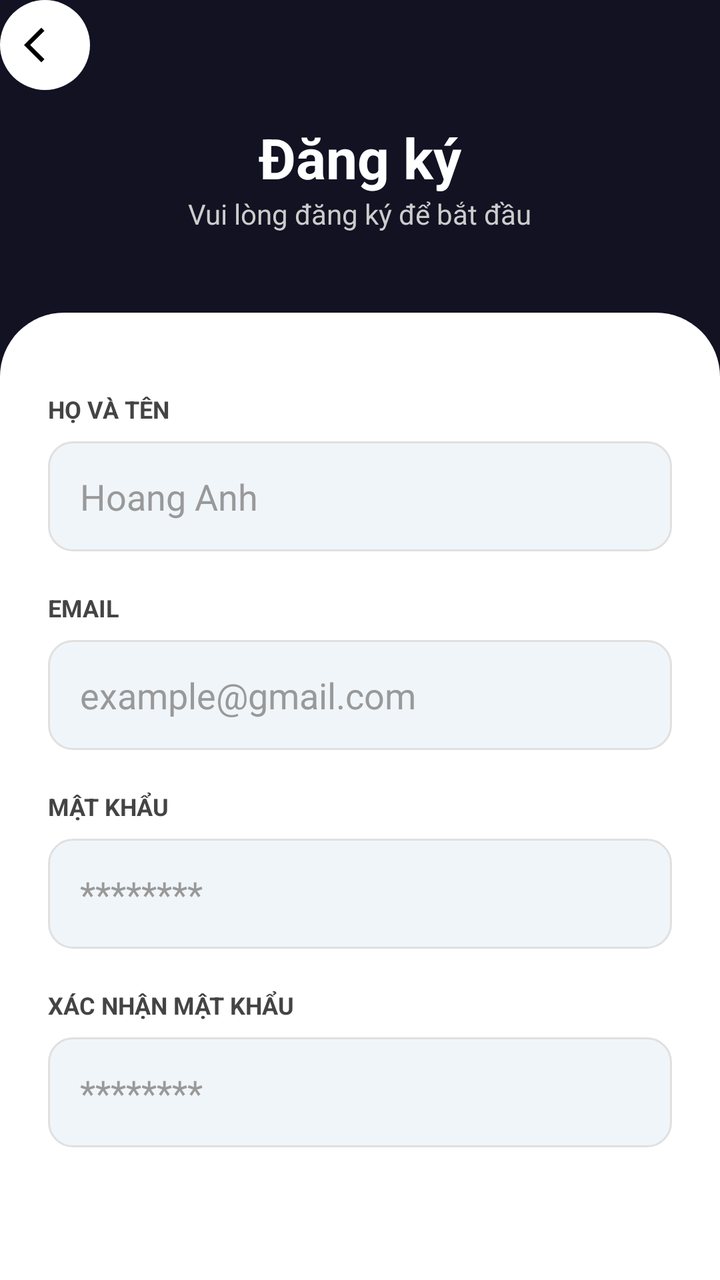
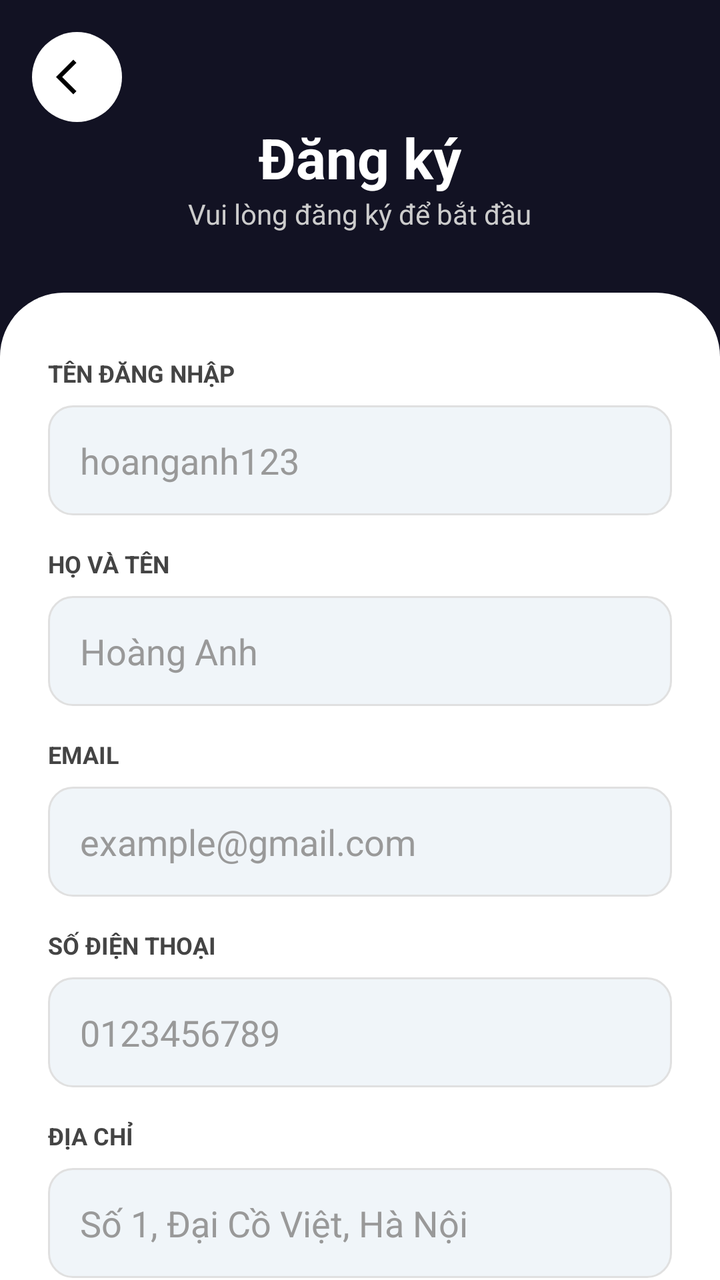

The first picture is an Android layout as it rendered before a commit; the second is the same layout after the commit. The layout source and the unified diff follow.
<!-- AndroidManifest.xml: application theme Theme.NHOM33 -->
<!-- res/layout/signup.xml -->
<androidx.constraintlayout.widget.ConstraintLayout
    xmlns:android="http://schemas.android.com/apk/res/android"
    xmlns:app="http://schemas.android.com/apk/res-auto"
    xmlns:tools="http://schemas.android.com/tools"
    android:id="@+id/main"
    android:layout_width="match_parent"
    android:layout_height="match_parent"
    android:background="#121223">
    <ImageButton
        android:id="@+id/btnback"
        android:layout_width="45dp"
        android:layout_height="45dp"
        android:layout_margin="16dp"
        android:background="@drawable/bg_circle_back"
        android:src="@drawable/baseline_arrow_back_ios_24"

        android:padding="12dp"
        android:scaleType="fitCenter" />

    <TextView
        android:id="@+id/tvSignUp"
        android:layout_width="wrap_content"
        android:layout_height="wrap_content"
        android:text="Đăng ký"
        android:textColor="#FFFFFF"
        android:textSize="28sp"
        android:textStyle="bold"
        android:layout_marginTop="60dp"
        app:layout_constraintEnd_toEndOf="parent"
        app:layout_constraintStart_toStartOf="parent"
        app:layout_constraintTop_toTopOf="parent" />

    <TextView
        android:id="@+id/tvSub"
        android:layout_width="wrap_content"
        android:layout_height="wrap_content"
        android:text="Vui lòng đăng ký để bắt đầu"
        android:textColor="#CCCCCC"
        app:layout_constraintEnd_toEndOf="parent"
        app:layout_constraintStart_toStartOf="parent"
        app:layout_constraintTop_toBottomOf="@id/tvSignUp" />

    <LinearLayout
        android:layout_width="match_parent"
        android:layout_height="0dp"
        android:layout_marginTop="40dp"

        android:orientation="vertical"
        android:padding="24dp"
        android:background="@drawable/bg_white_card_top_rounded"
        app:layout_constraintBottom_toBottomOf="parent"
        app:layout_constraintTop_toBottomOf="@id/tvSub">

        <TextView
            android:layout_width="wrap_content"
            android:layout_height="wrap_content"
            android:text="HỌ VÀ TÊN"
            android:textSize="12sp"
            android:textStyle="bold"
            android:layout_marginTop="16dp"
            android:textColor="#444444"/>

        <EditText
            android:id="@+id/etName"
            android:layout_width="match_parent"
            android:layout_height="55dp"
            android:layout_marginTop="8dp"
            android:hint="Hoang Anh"
            android:paddingLeft="16dp"
            android:paddingRight="16dp"
            android:textColorHint="#999999"
            android:background="@drawable/input_field_bg"
            android:inputType="textPersonName" />

        <TextView
            android:layout_width="wrap_content"
            android:layout_height="wrap_content"
            android:text="EMAIL"
            android:textSize="12sp"
            android:textStyle="bold"
            android:layout_marginTop="20dp"
            android:textColor="#444444"/>

        <EditText
            android:id="@+id/etEmail"
            android:layout_width="match_parent"
            android:layout_height="55dp"
            android:layout_marginTop="8dp"
            android:hint="example@gmail.com"
            android:paddingLeft="16dp"
            android:paddingRight="16dp"
            android:textColorHint="#999999"
            android:background="@drawable/input_field_bg"
            android:inputType="textEmailAddress" />
        <TextView
            android:layout_width="wrap_content"
            android:layout_height="wrap_content"
            android:text="MẬT KHẨU"
            android:textSize="12sp"
            android:textStyle="bold"
            android:layout_marginTop="20dp"
            android:textColor="#444444"/>

        <EditText
            android:id="@+id/etPassword"
            android:layout_width="match_parent"
            android:layout_height="55dp"
            android:layout_marginTop="8dp"
            android:hint="********"
            android:paddingLeft="16dp"
            android:paddingRight="16dp"
            android:textColorHint="#999999"
            android:background="@drawable/input_field_bg"
            android:inputType="textEmailAddress" />
        <TextView
            android:layout_width="wrap_content"
            android:layout_height="wrap_content"
            android:text="XÁC NHẬN MẬT KHẨU"
            android:textSize="12sp"
            android:textStyle="bold"
            android:layout_marginTop="20dp"
            android:textColor="#444444"/>

        <EditText
            android:id="@+id/etConfirmPassword"
            android:layout_width="match_parent"
            android:layout_height="55dp"
            android:layout_marginTop="8dp"
            android:hint="********"
            android:paddingLeft="16dp"
            android:paddingRight="16dp"
            android:textColorHint="#999999"
            android:background="@drawable/input_field_bg"
            android:inputType="textEmailAddress" />

        <Button
            android:id="@+id/btnSignUp"
            android:layout_width="match_parent"
            android:layout_height="60dp"
            android:layout_marginTop="40dp"
            android:backgroundTint="#FF7A30"
            android:text="ĐĂNG KÝ"
            android:textColor="#FFFFFF"
            android:textStyle="bold"
            app:cornerRadius="12dp" />

    </LinearLayout>

</androidx.constraintlayout.widget.ConstraintLayout>
<!-- resources referenced by this layout -->
<resources>
  <!-- drawable baseline_arrow_back_ios_24 (drawable) -->
  <vector xmlns:android="http://schemas.android.com/apk/res/android" android:autoMirrored="true" android:height="24dp" android:tint="#000000" android:viewportHeight="24" android:viewportWidth="24" android:width="24dp">
        
      <path android:fillColor="@android:color/white" android:pathData="M11.67,3.87L9.9,2.1 0,12l9.9,9.9 1.77,-1.77L3.54,12z"/>
      
  </vector>
  <!-- drawable bg_circle_back (drawable) -->
  <?xml version="1.0" encoding="utf-8"?>
  <shape xmlns:android="http://schemas.android.com/apk/res/android"
      android:shape="oval"> 
      <solid android:color="#FFFFFF"/> 
      <size android:width="40dp" android:height="40dp"/> 
  </shape>
  <!-- drawable bg_white_card_top_rounded (drawable) -->
  <?xml version="1.0" encoding="utf-8"?>
  <shape xmlns:android="http://schemas.android.com/apk/res/android">
      <solid android:color="#FFFFFF" />
  
      <corners
          android:topLeftRadius="32dp"
          android:topRightRadius="32dp"
          android:bottomLeftRadius="0dp"
          android:bottomRightRadius="0dp" />
  </shape>
  <!-- drawable input_field_bg (drawable) -->
  <?xml version="1.0" encoding="utf-8"?>
  <shape xmlns:android="http://schemas.android.com/apk/res/android">
      <solid android:color="#F0F5F9" />
  
      <corners android:radius="12dp" />
  
      <stroke
          android:width="1dp"
          android:color="#E0E0E0" />
  </shape>
  <style name="Theme.NHOM33" parent="Base.Theme.NHOM33" />
  <style name="Base.Theme.NHOM33" parent="Theme.Material3.DayNight.NoActionBar">
          
          
      </style>
</resources>

<!-- the commit's change to res/layout/signup.xml (unified diff, before → after) -->
@@ -1,31 +1,34 @@
-<androidx.constraintlayout.widget.ConstraintLayout
-    xmlns:android="http://schemas.android.com/apk/res/android"
+<?xml version="1.0" encoding="utf-8"?>
+<androidx.constraintlayout.widget.ConstraintLayout xmlns:android="http://schemas.android.com/apk/res/android"
     xmlns:app="http://schemas.android.com/apk/res-auto"
     xmlns:tools="http://schemas.android.com/tools"
     android:id="@+id/main"
     android:layout_width="match_parent"
     android:layout_height="match_parent"
     android:background="#121223">
+
     <ImageButton
         android:id="@+id/btnback"
         android:layout_width="45dp"
         android:layout_height="45dp"
         android:layout_margin="16dp"
         android:background="@drawable/bg_circle_back"
+        android:contentDescription="Back"
+        android:padding="12dp"
+        android:scaleType="fitCenter"
         android:src="@drawable/baseline_arrow_back_ios_24"
-
-        android:padding="12dp"
-        android:scaleType="fitCenter" />
+        app:layout_constraintStart_toStartOf="parent"
+        app:layout_constraintTop_toTopOf="parent" />
 
     <TextView
         android:id="@+id/tvSignUp"
         android:layout_width="wrap_content"
         android:layout_height="wrap_content"
+        android:layout_marginTop="60dp"
         android:text="Đăng ký"
         android:textColor="#FFFFFF"
         android:textSize="28sp"
         android:textStyle="bold"
-        android:layout_marginTop="60dp"
         app:layout_constraintEnd_toEndOf="parent"
         app:layout_constraintStart_toStartOf="parent"
         app:layout_constraintTop_toTopOf="parent" />
@@ -40,110 +43,181 @@
         app:layout_constraintStart_toStartOf="parent"
         app:layout_constraintTop_toBottomOf="@id/tvSignUp" />
 
-    <LinearLayout
+    <androidx.core.widget.NestedScrollView
         android:layout_width="match_parent"
         android:layout_height="0dp"
-        android:layout_marginTop="40dp"
-
-        android:orientation="vertical"
-        android:padding="24dp"
+        android:layout_marginTop="30dp"
         android:background="@drawable/bg_white_card_top_rounded"
+        android:fillViewport="true"
         app:layout_constraintBottom_toBottomOf="parent"
         app:layout_constraintTop_toBottomOf="@id/tvSub">
 
-        <TextView
-            android:layout_width="wrap_content"
+        <LinearLayout
+            android:layout_width="match_parent"
             android:layout_height="wrap_content"
-            android:text="HỌ VÀ TÊN"
-            android:textSize="12sp"
-            android:textStyle="bold"
-            android:layout_marginTop="16dp"
-            android:textColor="#444444"/>
-
-        <EditText
-            android:id="@+id/etName"
-            android:layout_width="match_parent"
-            android:layout_height="55dp"
-            android:layout_marginTop="8dp"
-            android:hint="Hoang Anh"
-            android:paddingLeft="16dp"
-            android:paddingRight="16dp"
-            android:textColorHint="#999999"
-            android:background="@drawable/input_field_bg"
-            android:inputType="textPersonName" />
-
-        <TextView
-            android:layout_width="wrap_content"
-            android:layout_height="wrap_content"
-            android:text="EMAIL"
-            android:textSize="12sp"
-            android:textStyle="bold"
-            android:layout_marginTop="20dp"
-            android:textColor="#444444"/>
-
-        <EditText
-            android:id="@+id/etEmail"
-            android:layout_width="match_parent"
-            android:layout_height="55dp"
-            android:layout_marginTop="8dp"
-            android:hint="example@gmail.com"
-            android:paddingLeft="16dp"
-            android:paddingRight="16dp"
-            android:textColorHint="#999999"
-            android:background="@drawable/input_field_bg"
-            android:inputType="textEmailAddress" />
-        <TextView
-            android:layout_width="wrap_content"
-            android:layout_height="wrap_content"
-            android:text="MẬT KHẨU"
-            android:textSize="12sp"
-            android:textStyle="bold"
-            android:layout_marginTop="20dp"
-            android:textColor="#444444"/>
-
-        <EditText
-            android:id="@+id/etPassword"
-            android:layout_width="match_parent"
-            android:layout_height="55dp"
-            android:layout_marginTop="8dp"
-            android:hint="********"
-            android:paddingLeft="16dp"
-            android:paddingRight="16dp"
-            android:textColorHint="#999999"
-            android:background="@drawable/input_field_bg"
-            android:inputType="textEmailAddress" />
-        <TextView
-            android:layout_width="wrap_content"
-            android:layout_height="wrap_content"
-            android:text="XÁC NHẬN MẬT KHẨU"
-            android:textSize="12sp"
-            android:textStyle="bold"
-            android:layout_marginTop="20dp"
-            android:textColor="#444444"/>
-
-        <EditText
-            android:id="@+id/etConfirmPassword"
-            android:layout_width="match_parent"
-            android:layout_height="55dp"
-            android:layout_marginTop="8dp"
-            android:hint="********"
-            android:paddingLeft="16dp"
-            android:paddingRight="16dp"
-            android:textColorHint="#999999"
-            android:background="@drawable/input_field_bg"
-            android:inputType="textEmailAddress" />
-
-        <Button
-            android:id="@+id/btnSignUp"
-            android:layout_width="match_parent"
-            android:layout_height="60dp"
-            android:layout_marginTop="40dp"
-            android:backgroundTint="#FF7A30"
-            android:text="ĐĂNG KÝ"
-            android:textColor="#FFFFFF"
-            android:textStyle="bold"
-            app:cornerRadius="12dp" />
-
-    </LinearLayout>
+            android:orientation="vertical"
+            android:padding="24dp">
+
+            <TextView
+                android:layout_width="wrap_content"
+                android:layout_height="wrap_content"
+                android:layout_marginTop="8dp"
+                android:text="TÊN ĐĂNG NHẬP"
+                android:textColor="#444444"
+                android:textSize="12sp"
+                android:textStyle="bold" />
+
+            <EditText
+                android:id="@+id/etUsername"
+                android:layout_width="match_parent"
+                android:layout_height="55dp"
+                android:layout_marginTop="8dp"
+                android:background="@drawable/input_field_bg"
+                android:hint="hoanganh123"
+                android:inputType="text"
+                android:paddingLeft="16dp"
+                android:paddingRight="16dp"
+                android:textColorHint="#999999" />
+
+            <TextView
+                android:layout_width="wrap_content"
+                android:layout_height="wrap_content"
+                android:layout_marginTop="16dp"
+                android:text="HỌ VÀ TÊN"
+                android:textColor="#444444"
+                android:textSize="12sp"
+                android:textStyle="bold" />
+
+            <EditText
+                android:id="@+id/etFullName"
+                android:layout_width="match_parent"
+                android:layout_height="55dp"
+                android:layout_marginTop="8dp"
+                android:background="@drawable/input_field_bg"
+                android:hint="Hoàng Anh"
+                android:inputType="textPersonName"
+                android:paddingLeft="16dp"
+                android:paddingRight="16dp"
+                android:textColorHint="#999999" />
+
+            <TextView
+                android:layout_width="wrap_content"
+                android:layout_height="wrap_content"
+                android:layout_marginTop="16dp"
+                android:text="EMAIL"
+                android:textColor="#444444"
+                android:textSize="12sp"
+                android:textStyle="bold" />
+
+            <EditText
+                android:id="@+id/etEmail"
+                android:layout_width="match_parent"
+                android:layout_height="55dp"
+                android:layout_marginTop="8dp"
+                android:background="@drawable/input_field_bg"
+                android:hint="example@gmail.com"
+                android:inputType="textEmailAddress"
+                android:paddingLeft="16dp"
+                android:paddingRight="16dp"
+                android:textColorHint="#999999" />
+
+            <TextView
+                android:layout_width="wrap_content"
+                android:layout_height="wrap_content"
+                android:layout_marginTop="16dp"
+                android:text="SỐ ĐIỆN THOẠI"
+                android:textColor="#444444"
+                android:textSize="12sp"
+                android:textStyle="bold" />
+
+            <EditText
+                android:id="@+id/etPhone"
+                android:layout_width="match_parent"
+                android:layout_height="55dp"
+                android:layout_marginTop="8dp"
+                android:background="@drawable/input_field_bg"
+                android:hint="0123456789"
+                android:inputType="phone"
+                android:paddingLeft="16dp"
+                android:paddingRight="16dp"
+                android:textColorHint="#999999" />
+
+            <TextView
+                android:layout_width="wrap_content"
+                android:layout_height="wrap_content"
+                android:layout_marginTop="16dp"
+                android:text="ĐỊA CHỈ"
+                android:textColor="#444444"
+                android:textSize="12sp"
+                android:textStyle="bold" />
+
+            <EditText
+                android:id="@+id/etAddress"
+                android:layout_width="match_parent"
+                android:layout_height="55dp"
+                android:layout_marginTop="8dp"
+                android:background="@drawable/input_field_bg"
+                android:hint="Số 1, Đại Cồ Việt, Hà Nội"
+                android:inputType="textPostalAddress"
+                android:paddingLeft="16dp"
+                android:paddingRight="16dp"
+                android:textColorHint="#999999" />
+
+            <TextView
+                android:layout_width="wrap_content"
+                android:layout_height="wrap_content"
+                android:layout_marginTop="16dp"
+                android:text="MẬT KHẨU"
+                android:textColor="#444444"
+                android:textSize="12sp"
+                android:textStyle="bold" />
+
+            <EditText
+                android:id="@+id/etPassword"
+                android:layout_width="match_parent"
+                android:layout_height="55dp"
+                android:layout_marginTop="8dp"
+                android:background="@drawable/input_field_bg"
+                android:hint="********"
+                android:inputType="textPassword"
+                android:paddingLeft="16dp"
+                android:paddingRight="16dp"
+                android:textColorHint="#999999" />
+
+            <TextView
+                android:layout_width="wrap_content"
+                android:layout_height="wrap_content"
+                android:layout_marginTop="16dp"
+                android:text="XÁC NHẬN MẬT KHẨU"
+                android:textColor="#444444"
+                android:textSize="12sp"
+                android:textStyle="bold" />
+
+            <EditText
+                android:id="@+id/etConfirmPassword"
+                android:layout_width="match_parent"
+                android:layout_height="55dp"
+                android:layout_marginTop="8dp"
+                android:background="@drawable/input_field_bg"
+                android:hint="********"
+                android:inputType="textPassword"
+                android:paddingLeft="16dp"
+                android:paddingRight="16dp"
+                android:textColorHint="#999999" />
+
+            <Button
+                android:id="@+id/btnSignUp"
+                android:layout_width="match_parent"
+                android:layout_height="60dp"
+                android:layout_marginTop="30dp"
+                android:layout_marginBottom="20dp"
+                android:backgroundTint="#FF7A30"
+                android:text="ĐĂNG KÝ"
+                android:textColor="#FFFFFF"
+                android:textStyle="bold"
+                app:cornerRadius="12dp" />
+
+        </LinearLayout>
+    </androidx.core.widget.NestedScrollView>
 
 </androidx.constraintlayout.widget.ConstraintLayout>
